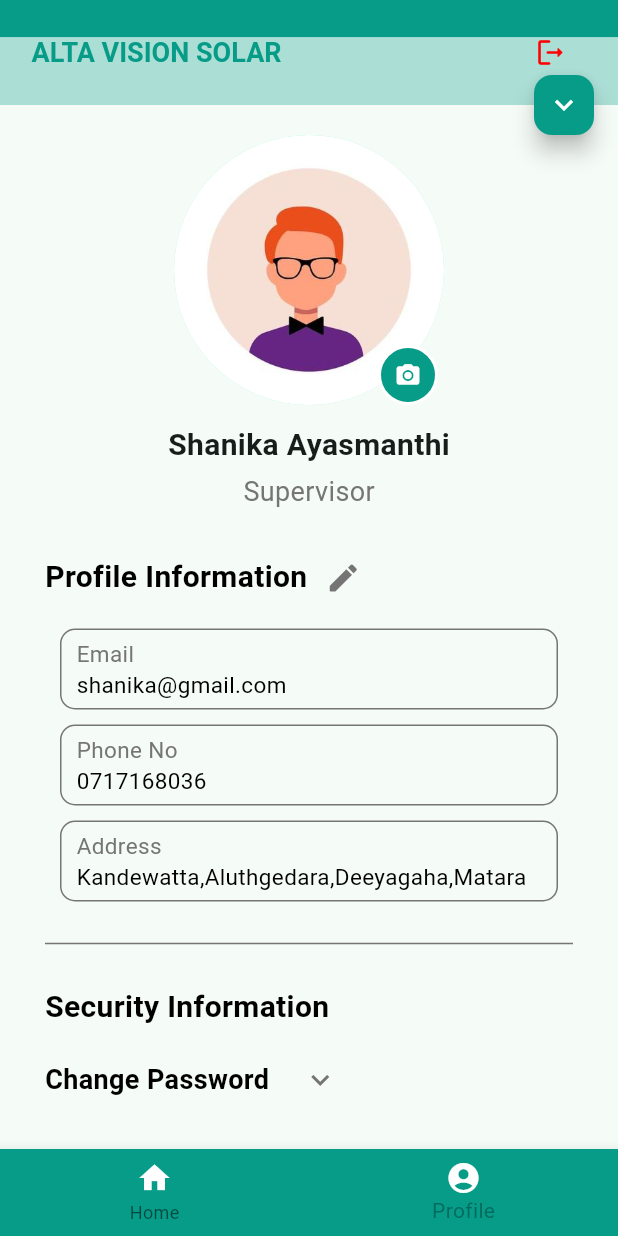
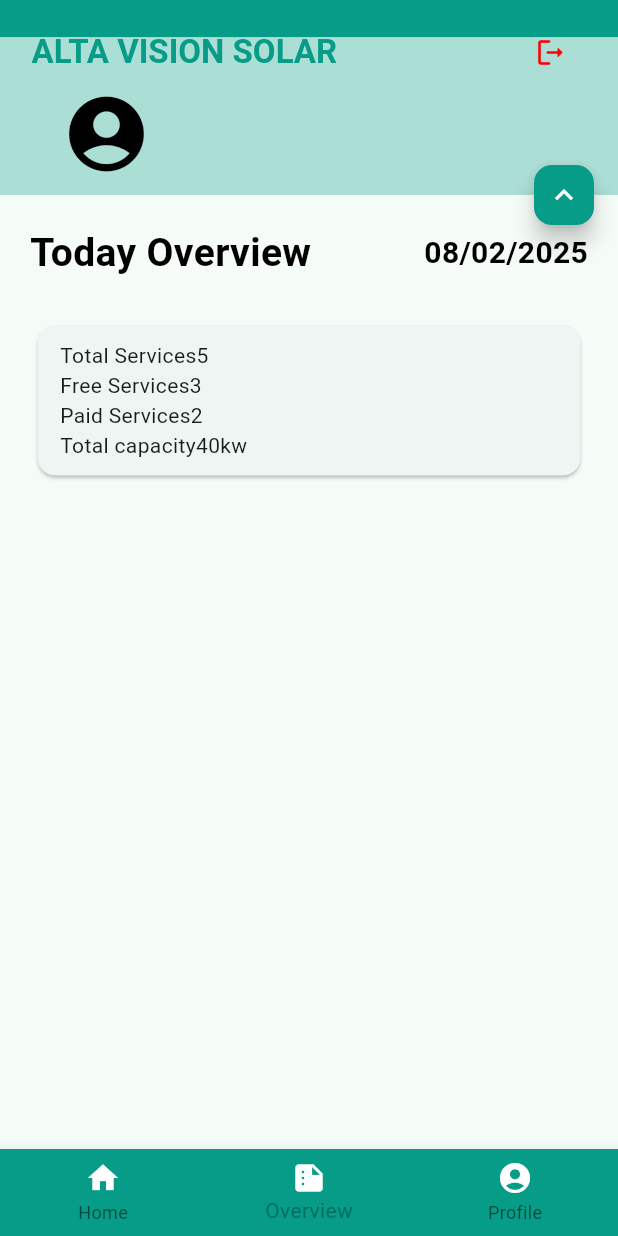
Before and after one commit to shanikaayasmanthi/av_solar_services_mobile, a Flutter app: the SupLayout screen opened by its route, item 2 of the bottom bar chosen, on a phone screen of 412 x 824 dp. Run offline on Flutter 3.47's test engine with Material 3 defaults, Android fonts, the phone set to English and light mode, and no system bars; our stand-ins replace geolocator, get, get_storage, google_maps_flutter, mask_text_input_formatter, numberpicker; missing offline and left inert: flutter_phone_direct_caller, google_maps_flutter_android, google_maps_flutter_platform_interface; accounts and stored records are empty.

Commit message:
Creaate sumerize page

```diff
--- a/lib/models/Service.dart
+++ b/lib/models/Service.dart
@@ -10,6 +10,7 @@
   final String serviceType;
   final DateTime serviceDate;
   final String? serviceTime;
+  final String? remark;
 
   Service({
     required this.serviceId,
@@ -23,6 +24,7 @@
     required this.serviceType,
     required this.serviceDate,
     this.serviceTime,
+    this.remark,
   });
 
   factory Service.fromJson(Map<String, dynamic> json) {
@@ -38,6 +40,7 @@
       serviceType: json['service_type'],
       serviceDate: DateTime.parse(json['service_date']),
       serviceTime: json['service_time'],
+      remark: json['service_remark'],
     );
   }
 }
--- a/lib/views/layouts/sup_layout.dart
+++ b/lib/views/layouts/sup_layout.dart
@@ -3,6 +3,7 @@
 import 'package:av_solar_services/views/layouts/service_details_layout.dart';
 import 'package:av_solar_services/views/screens/home.dart';
 import 'package:av_solar_services/views/screens/profile.dart';
+import 'package:av_solar_services/views/screens/summarize.dart';
 import 'package:flutter/material.dart';
 import 'package:get/get.dart';
 import 'package:get_storage/get_storage.dart';
@@ -184,8 +185,10 @@
                         onServiceContinueTap:
                         pageController.openServiceDetails);
                   case 1:
+                    return const Summarize();
+                  case 2:
                     return const Profile();
-                  case 2:
+                  case 3:
                     return ServiceDetailsLayout(
                         serviceId:
                         pageController.selectedService.value);
@@ -197,12 +200,13 @@
         ]),
         bottomNavigationBar: Obx(() => BottomNavigationBar(
           backgroundColor: bgGreen,
-          currentIndex: pageController.currentPage.value > 1
+          currentIndex: pageController.currentPage.value > 2
               ? 0
               : pageController.currentPage.value,
           onTap: (index) {
             if (index == 0) pageController.goToHome();
-            if (index == 1){
+            if(index == 1) pageController.goToSummarize();
+            if (index == 2){
               pageController.goToProfile();
               setState(() {
                 _isExpanded = false;
@@ -215,9 +219,14 @@
               label: "Home",
             ),
             BottomNavigationBarItem(
+                icon: Icon(Icons.summarize , color: textWhite,),
+                label: "Overview"
+            ),
+            BottomNavigationBarItem(
               icon: Icon(Icons.account_circle, color: textWhite),
               label: "Profile",
             ),
+
           ],
         )));
   }
--- /dev/null
+++ b/lib/views/screens/summarize.dart
@@ -0,0 +1,90 @@
+import 'package:av_solar_services/constants/colors.dart';
+import 'package:flutter/material.dart';
+import 'package:intl/intl.dart';
+
+class Summarize extends StatefulWidget {
+  const Summarize({super.key});
+
+  @override
+  State<Summarize> createState() => _SummarizeState();
+}
+
+class _SummarizeState extends State<Summarize> {
+  String currentDate = '';
+
+  @override
+  void initState() {
+    // TODO: implement initState
+    super.initState();
+    CurrentDate();
+  }
+
+  void CurrentDate() {
+    final DateTime now = DateTime.now();
+    final DateFormat formatter = DateFormat('MM/dd/yyyy');
+    setState(() {
+      currentDate = formatter.format(now);
+    });
+  }
+
+  @override
+  Widget build(BuildContext context) {
+    return Scaffold(
+      body: SafeArea(
+          child: SingleChildScrollView(
+        child: Column(
+          crossAxisAlignment: CrossAxisAlignment.center,
+          mainAxisAlignment: MainAxisAlignment.start,
+          children: [
+            Row(
+              mainAxisAlignment: MainAxisAlignment.spaceBetween,
+              children: [
+                const Text(
+                  "Today Overview",
+                  style: TextStyle(
+                      color: textBlack,
+                      fontSize: 26,
+                      fontWeight: FontWeight.bold),
+                ),
+                Text(
+                  currentDate,
+                  style: TextStyle(
+                      color: textBlack,
+                      fontSize: 20,
+                      fontWeight: FontWeight.bold),
+                )
+              ],
+            ),
+            SizedBox(
+              height: 20,
+            ),
+            Card(
+              margin: const EdgeInsets.symmetric(horizontal: 5, vertical: 10),
+              shape: RoundedRectangleBorder(
+                  borderRadius: BorderRadius.circular(12)),
+              child: Padding(
+                padding: EdgeInsets.symmetric(vertical: 10, horizontal: 15),
+                child: Column(
+                  children: [
+                    Row(
+                      children: [Text("Total Services"), Text("5")],
+                    ),
+                    Row(
+                      children: [Text("Free Services"), Text("3")],
+                    ),
+                    Row(
+                      children: [Text("Paid Services"), Text("2")],
+                    ),
+                    Row(
+                      children: [Text("Total capacity"), Text("40kw")],
+                    ),
+                  ],
+                ),
+              ),
+            )
+          ],
+        ),
+      )),
+    );
+  }
+}
--- a/pubspec.yaml
+++ b/pubspec.yaml
@@ -25,9 +25,10 @@
   google_maps_flutter_platform_interface: ^2.3.0
   geolocator: ^9.0.2
   flutter_launcher_icons: ^0.14.3
+  intl: ^0.19.0
 
 flutter_launcher_icons:
-  android: "launcher_icon"
+  android: true
   ios: true
   image_path: "lib/images/icon.png"
 
```
Also changed, not shown: lib/controllers/sup_page.dart (+6 -2 lines), lib/views/widgets/service_widget.dart (+16 -3 lines), lib/views/widgets/solar_details.dart (+20 -8 lines), lib/images/icon.png, pubspec.lock, 5 other files.
